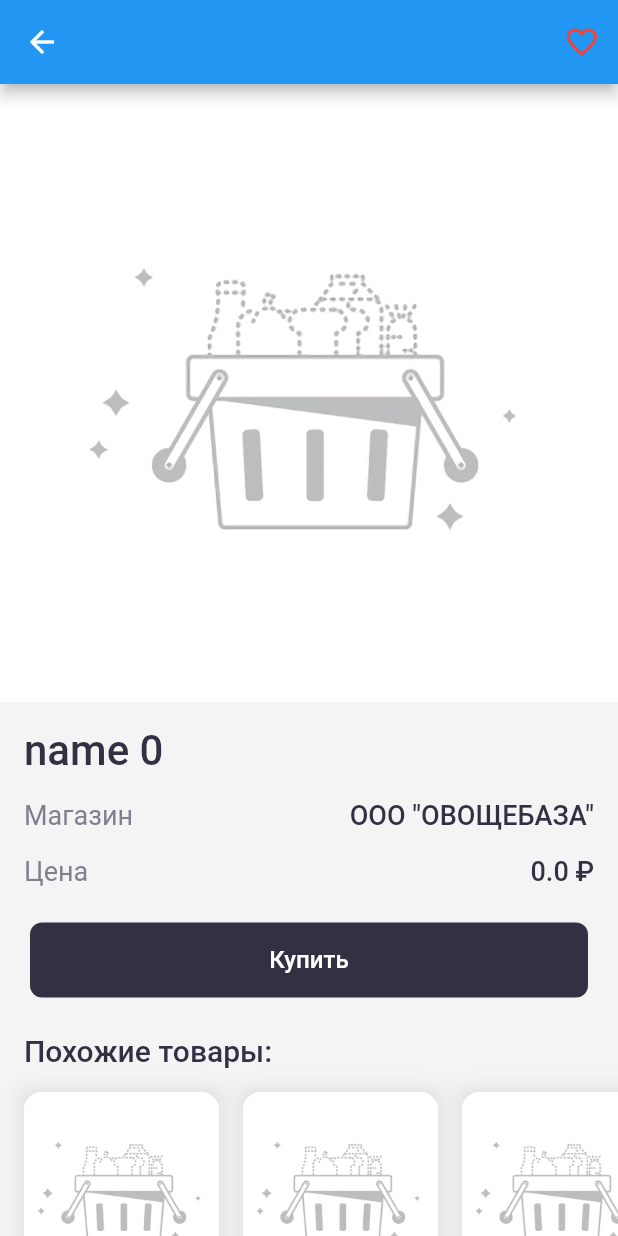
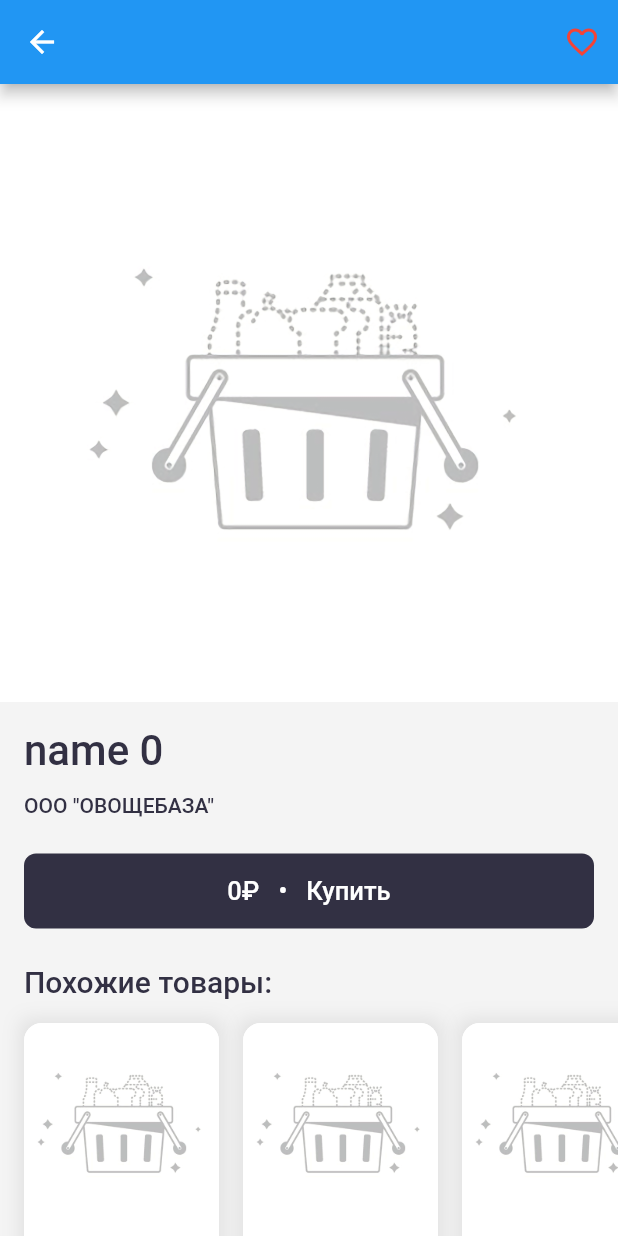
Before and after one commit to StarProxima/recommendation_system, a Flutter app: the screen it shows after launch, after a tap on an icon or button, on a phone screen of 412 x 824 dp. Run offline on Flutter 3.47's test engine with Material 2 defaults, Android fonts, the phone set to English and light mode, and no system bars; our stand-ins replace auto_animated.

Commit message:
Add buy button

```diff
--- a/lib/main.dart
+++ b/lib/main.dart
@@ -39,6 +39,11 @@ class MyApp extends StatelessWidget {
                 fontSize: 20,
                 fontWeight: FontWeight.w500,
               ),
+              headlineSmall: const TextStyle(
+                color: AppColors.headlineText,
+                fontSize: 14,
+                fontWeight: FontWeight.w500,
+              ),
               labelMedium: const TextStyle(
                 color: AppColors.headlineText,
                 fontSize: 16,
--- a/lib/ui/pages/home_page.dart
+++ b/lib/ui/pages/home_page.dart
@@ -75,13 +75,11 @@ class _HomePageState extends State<HomePage> {
                     begin: 0,
                     end: 1,
                   ).animate(animation),
-                  // And slide transition
                   child: SlideTransition(
                     position: Tween<Offset>(
                       begin: const Offset(0, -0.1),
                       end: Offset.zero,
                     ).animate(animation),
-                    // Paste you Widget
                     child: ProductCard(
                       width: itemWidth,
                       product: Product(
--- a/lib/ui/pages/product_page.dart
+++ b/lib/ui/pages/product_page.dart
@@ -14,6 +14,7 @@ class ProductPage extends StatefulWidget {
 }
 
 class _ProductPageState extends State<ProductPage> {
+  int amount = 0;
   @override
   Widget build(BuildContext context) {
     var width = MediaQuery.of(context).size.width;
@@ -57,44 +58,12 @@ class _ProductPageState extends State<ProductPage> {
                     textAlign: TextAlign.left,
                   ),
                   const SizedBox(
-                    height: 16,
-                  ),
-                  Row(
-                    mainAxisAlignment: MainAxisAlignment.spaceBetween,
-                    children: [
-                      Text(
-                        'Магазин',
-                        style: Theme.of(context).textTheme.titleMedium,
+                    height: 12,
                   ),
                   Text(
                     widget.product.merchant,
-                        style: const TextStyle(
-                          color: AppColors.headlineText,
-                          fontSize: 18,
-                          fontWeight: FontWeight.w500,
-                        ),
-                      ),
-                    ],
-                  ),
-                  const SizedBox(
-                    height: 16,
-                  ),
-                  Row(
-                    mainAxisAlignment: MainAxisAlignment.spaceBetween,
-                    children: [
-                      Text(
-                        'Цена',
-                        style: Theme.of(context).textTheme.titleMedium,
-                      ),
-                      Text(
-                        '${widget.product.price} ₽',
-                        style: const TextStyle(
-                          color: AppColors.headlineText,
-                          fontSize: 18,
-                          fontWeight: FontWeight.w500,
-                        ),
-                      ),
-                    ],
+                    style: Theme.of(context).textTheme.headlineSmall,
+                    textAlign: TextAlign.left,
                   ),
                 ],
               ),
@@ -102,28 +71,95 @@ class _ProductPageState extends State<ProductPage> {
             const SizedBox(
               height: 24,
             ),
-            Center(
+            Padding(
+              padding: const EdgeInsets.symmetric(horizontal: 16),
+              child: Center(
                 child: Container(
                   decoration: BoxDecoration(
                     borderRadius: BorderRadius.circular(8),
-                  color: AppColors.headlineText,
+                    color: amount == 0 ? AppColors.headlineText : null,
                   ),
                   height: 50,
-                width: width - 40,
-                child: TextButton(
-                  onPressed: () {},
+                  width: double.infinity,
+                  child: amount == 0
+                      ? TextButton(
+                          onPressed: () {
+                            setState(() {
+                              amount = 1;
+                            });
+                          },
                           style: TextButton.styleFrom(
                             padding: EdgeInsets.zero,
                             primary: Colors.white,
                             textStyle: const TextStyle(
-                      fontSize: 16,
+                              fontSize: 17,
                               fontWeight: FontWeight.w500,
                             ),
                           ),
-                  child: const Center(
+                          child: Center(
                             child: Text(
-                      'Купить',
+                              '${widget.product.price.toInt()}₽   •   Купить',
                             ),
+                          ),
+                        )
+                      : Row(
+                          mainAxisAlignment: MainAxisAlignment.spaceBetween,
+                          crossAxisAlignment: CrossAxisAlignment.center,
+                          children: [
+                            Column(
+                              crossAxisAlignment: CrossAxisAlignment.start,
+                              mainAxisAlignment: MainAxisAlignment.center,
+                              children: [
+                                Text(
+                                  "${widget.product.price.toInt() * amount}₽",
+                                  style: Theme.of(context)
+                                      .textTheme
+                                      .headlineMedium,
+                                ),
+                                Text(
+                                  '${widget.product.price.toInt()}₽ x $amount шт',
+                                ),
+                              ],
+                            ),
+                            Row(
+                              children: [
+                                FloatingActionButton(
+                                  onPressed: () {
+                                    setState(() {
+                                      amount--;
+                                    });
+                                  },
+                                  backgroundColor: AppColors.headlineText,
+                                  heroTag: null,
+                                  child: const Icon(Icons.remove),
+                                ),
+                                SizedBox(
+                                  width: 70,
+                                  child: Center(
+                                    child: Text(
+                                      '$amount шт',
+                                      style: Theme.of(context)
+                                          .textTheme
+                                          .headlineSmall!
+                                          .copyWith(
+                                            fontSize: 16,
+                                          ),
+                                    ),
+                                  ),
+                                ),
+                                FloatingActionButton(
+                                  onPressed: () {
+                                    setState(() {
+                                      amount++;
+                                    });
+                                  },
+                                  backgroundColor: AppColors.headlineText,
+                                  heroTag: null,
+                                  child: const Icon(Icons.add),
+                                ),
+                              ],
+                            )
+                          ],
                         ),
                 ),
               ),
```
Lines whose indentation alone changed are shown as unchanged.
